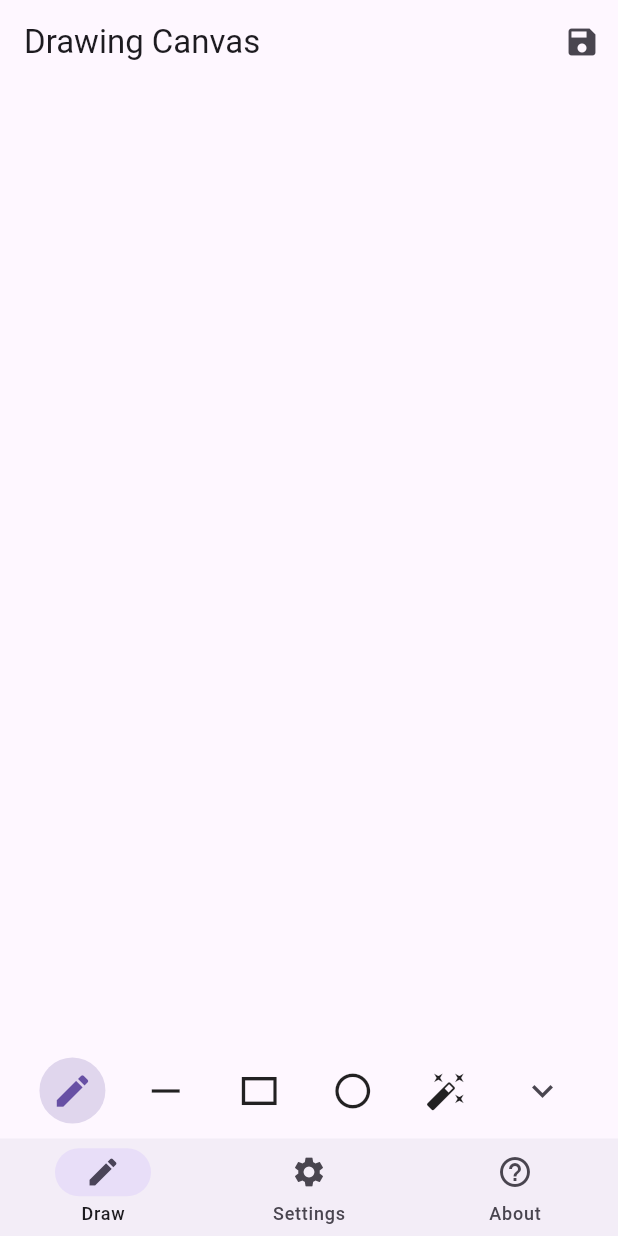
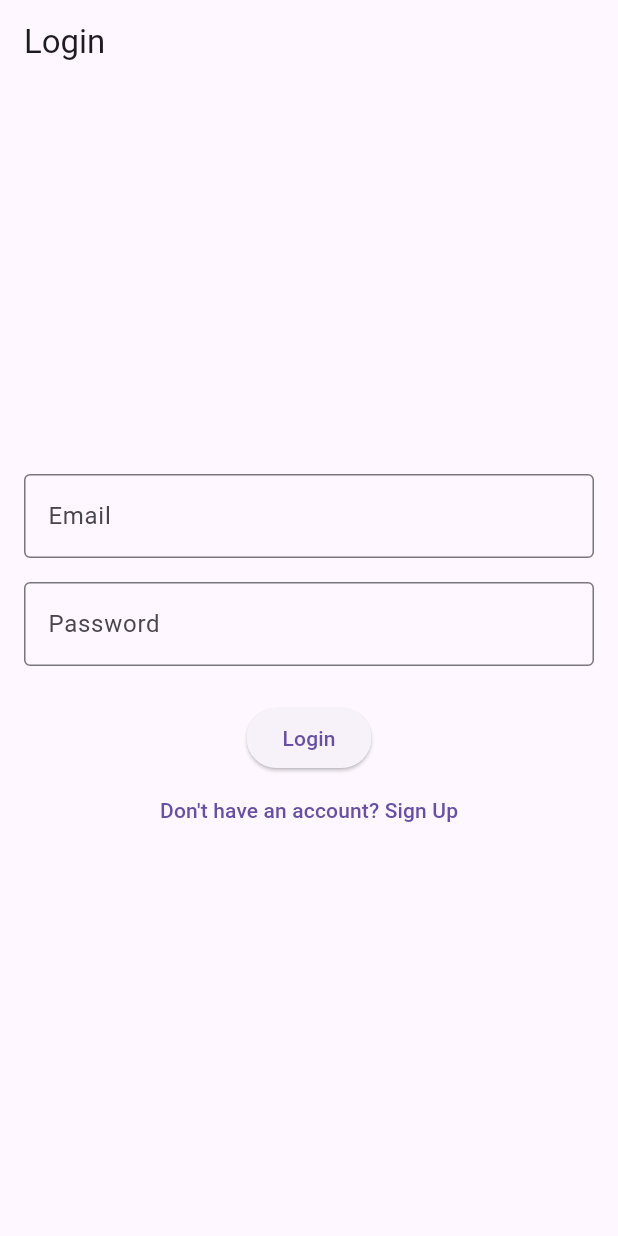
Before and after one commit to KrushikeshS/mpl-krushikesh, a Flutter app: the screen it shows after launch, on a phone screen of 412 x 824 dp. Run offline on Flutter 3.47's test engine with Material 3 defaults, Android fonts, the phone set to English and light mode, and no system bars; our stand-ins replace firebase_auth, firebase_core, image_gallery_saver, share_plus, shared_preferences; missing offline and left inert: universal_html; accounts and stored records are empty.

Commit message:
login signup

```diff
--- a/lib/main.dart
+++ b/lib/main.dart
@@ -1,5 +1,7 @@
 import 'package:flutter/material.dart';
 import 'package:flutter/foundation.dart';
+import 'package:flutter_drawing_app/screens/login_screen.dart';
+import 'package:flutter_drawing_app/screens/signup_screen.dart';
 import 'screens/drawing_screen.dart';
 import 'screens/gallery_screen.dart';
 import 'screens/settings_screen.dart';
@@ -23,9 +25,7 @@ void main() async {
           projectId: "mplkrushikesh-283a2",
           storageBucket: "mplkrushikesh-283a2.firebasestorage.app",
           messagingSenderId: "254953847733",
-  appId: "1:254953847733:web:9fc02cbe881102f296f7fc"
-    )
-  );
+          appId: "1:254953847733:web:9fc02cbe881102f296f7fc"));
   // runApp(MyApp());
   runApp(
     ChangeNotifierProvider(
@@ -56,7 +56,13 @@ class MyApp extends StatelessWidget {
         useMaterial3: true,
       ),
       themeMode: settings.darkMode ? ThemeMode.dark : ThemeMode.light,
-      home: const HomeScreen(),
+      initialRoute: '/login',
+      routes: {
+        '/login': (context) => const LoginScreen(),
+        '/signup': (context) => const SignupScreen(),
+        '/home': (context) => const HomeScreen(),
+      },
+      // home: const HomeScreen(),
     );
   }
 }
--- /dev/null
+++ b/lib/screens/login_screen.dart
@@ -0,0 +1,108 @@
+import 'package:flutter/material.dart';
+import '../services/auth_service.dart';
+
+class LoginScreen extends StatefulWidget {
+  const LoginScreen({Key? key}) : super(key: key);
+
+  @override
+  _LoginScreenState createState() => _LoginScreenState();
+}
+
+class _LoginScreenState extends State<LoginScreen> {
+  final _formKey = GlobalKey<FormState>();
+  final _emailController = TextEditingController();
+  final _passwordController = TextEditingController();
+  bool _isLoading = false;
+  final AuthService _auth = AuthService();
+
+  @override
+  void dispose() {
+    _emailController.dispose();
+    _passwordController.dispose();
+    super.dispose();
+  }
+
+  Future<void> _login() async {
+    if (_formKey.currentState!.validate()) {
+      setState(() => _isLoading = true);
+
+      try {
+        await _auth.signIn(
+          _emailController.text.trim(),
+          _passwordController.text.trim(),
+        );
+        // If successful, navigate to home screen
+        if (mounted) {
+          Navigator.pushReplacementNamed(context, '/home');
+        }
+      } catch (e) {
+        ScaffoldMessenger.of(context).showSnackBar(
+          SnackBar(content: Text(e.toString())),
+        );
+      } finally {
+        if (mounted) {
+          setState(() => _isLoading = false);
+        }
+      }
+    }
+  }
+
+  @override
+  Widget build(BuildContext context) {
+    return Scaffold(
+      appBar: AppBar(title: const Text('Login')),
+      body: Padding(
+        padding: const EdgeInsets.all(16.0),
+        child: Form(
+          key: _formKey,
+          child: Column(
+            mainAxisAlignment: MainAxisAlignment.center,
+            children: [
+              TextFormField(
+                controller: _emailController,
+                decoration: const InputDecoration(
+                  labelText: 'Email',
+                  border: OutlineInputBorder(),
+                ),
+                validator: (value) {
+                  if (value == null || value.isEmpty) {
+                    return 'Please enter your email';
+                  }
+                  return null;
+                },
+              ),
+              const SizedBox(height: 16),
+              TextFormField(
+                controller: _passwordController,
+                decoration: const InputDecoration(
+                  labelText: 'Password',
+                  border: OutlineInputBorder(),
+                ),
+                obscureText: true,
+                validator: (value) {
+                  if (value == null || value.isEmpty) {
+                    return 'Please enter your password';
+                  }
+                  return null;
+                },
+              ),
+              const SizedBox(height: 24),
+              ElevatedButton(
+                onPressed: _isLoading ? null : _login,
+                child: _isLoading
+                    ? const CircularProgressIndicator()
+                    : const Text('Login'),
+              ),
+              TextButton(
+                onPressed: () {
+                  Navigator.pushNamed(context, '/signup');
+                },
+                child: const Text('Don\'t have an account? Sign Up'),
+              ),
+            ],
+          ),
+        ),
+      ),
+    );
+  }
+}
--- /dev/null
+++ b/lib/services/auth_service.dart
@@ -0,0 +1,39 @@
+import 'package:firebase_auth/firebase_auth.dart';
+
+class AuthService {
+  final FirebaseAuth _auth = FirebaseAuth.instance;
+
+  // Get current user
+  User? get currentUser => _auth.currentUser;
+
+  // Sign Up
+  Future<UserCredential?> signUp(String email, String password) async {
+    try {
+      return await _auth.createUserWithEmailAndPassword(
+        email: email,
+        password: password,
+      );
+    } catch (e) {
+      print('Error during sign up: $e');
+      rethrow;
+    }
+  }
+
+  // Sign In
+  Future<UserCredential?> signIn(String email, String password) async {
+    try {
+      return await _auth.signInWithEmailAndPassword(
+        email: email,
+        password: password,
+      );
+    } catch (e) {
+      print('Error during sign in: $e');
+      rethrow;
+    }
+  }
+
+  // Sign Out
+  Future<void> signOut() async {
+    await _auth.signOut();
+  }
+}
--- a/pubspec.yaml
+++ b/pubspec.yaml
@@ -20,6 +20,8 @@ dependencies:
   flutter_web_plugins:
     sdk: flutter
   firebase_core: ^3.13.0
+  firebase_auth: ^5.5.2
+
 
 dev_dependencies:
   flutter_test:
```
Also changed, not shown: lib/screens/signup_screen.dart (added, +128 -0 lines), 3 other files. Lines whose indentation alone changed are shown as unchanged.
